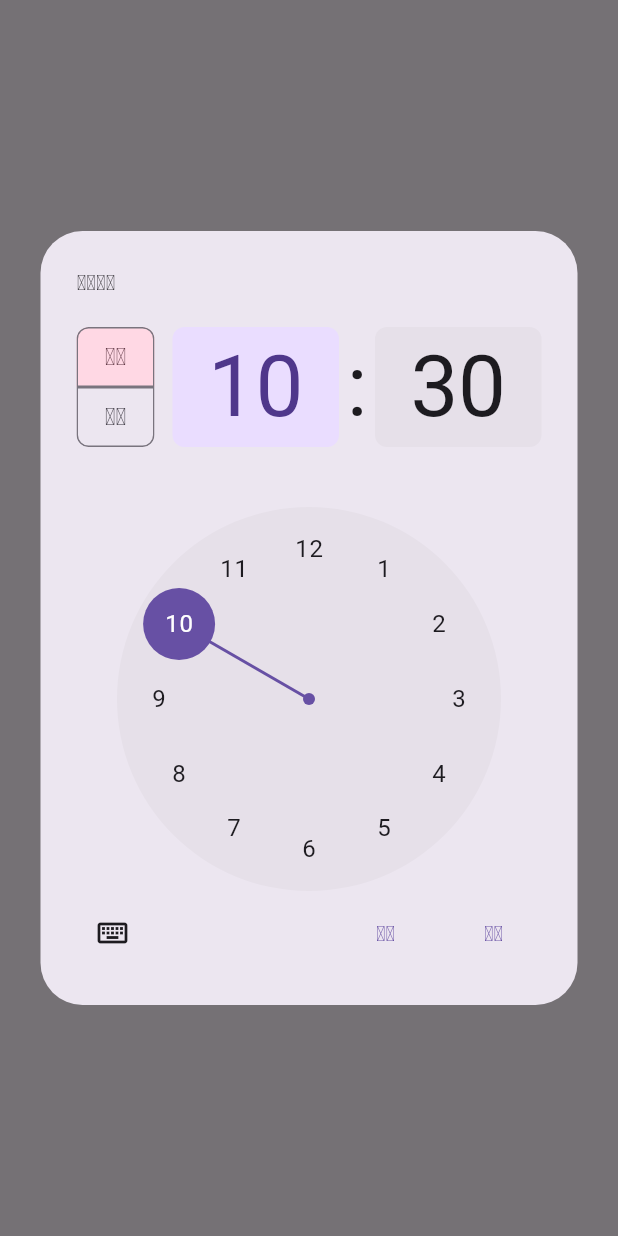
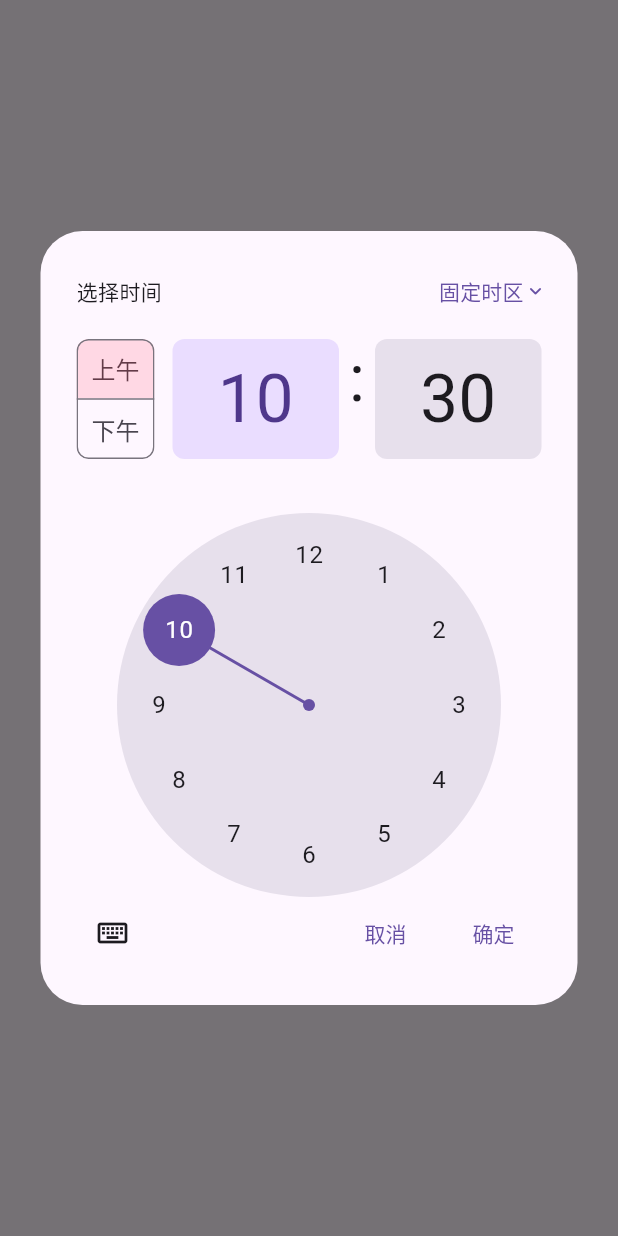
Before and after one commit to akdu12/time_picker_with_timezone, a Flutter app: the screen it shows after launch, after a tap on "Test", on a phone screen of 412 x 824 dp. Run offline on Flutter 3.47's test engine with Material 3 defaults, Android fonts, the phone set to English and light mode, and no system bars.

Commit message:
更改changelog 添加license 修复中文下上午/下午与时间之间没有间隔的问题

```diff
--- a/example/lib/main.dart
+++ b/example/lib/main.dart
@@ -1,5 +1,6 @@
 import 'package:flutter/material.dart';
 import 'package:flutter_localizations/flutter_localizations.dart';
+import 'package:time_picker_with_timezone/time_picker_with_timezone.dart';
 
 void main() => runApp(const MyApp());
 
@@ -33,7 +34,7 @@
       body: Center(
         child: ElevatedButton(
           onPressed: () {
-            showTimePicker(
+            showCustomTimePicker(
               context: context,
               initialTime: TimeOfDay.now(),
             );
--- a/lib/time_picker_with_timezone.dart
+++ b/lib/time_picker_with_timezone.dart
@@ -1,5 +1,3 @@
-library time_picker_with_timezone;
-
 // Copyright 2014 The Flutter Authors. All rights reserved.
 // Use of this source code is governed by a BSD-style license that can be
 // found in the LICENSE file.
@@ -11,9 +9,6 @@
 import 'package:flutter/material.dart';
 import 'package:flutter/rendering.dart';
 import 'package:flutter/services.dart';
-
-// Examples can assume:
-// late BuildContext context;
 
 const Duration _kDialogSizeAnimationDuration = Duration(milliseconds: 200);
 const Duration _kDialAnimateDuration = Duration(milliseconds: 200);
@@ -217,6 +212,28 @@
       alwaysUse24HourFormat: _TimePickerModel.use24HourFormatOf(context),
     );
 
+    // final titleAndTimeZone = Row(
+    //   children: [
+    //     Text(
+    //       helpText,
+    //       style:
+    //           _TimePickerModel.themeOf(context).helpTextStyle ?? _TimePickerModel.defaultThemeOf(context).helpTextStyle,
+    //     ),
+    //     const Spacer(),
+    //     //时区设置
+    //     TextButton(
+    //       onPressed: () {},
+    //       child: const Row(
+    //         mainAxisSize: MainAxisSize.min,
+    //         children: [
+    //           Text("固定时区"),
+    //           Icon(Symbols.keyboard_arrow_down_rounded, size: 16),
+    //         ],
+    //       ),
+    //     ).transform(transform: Matrix4.translationValues(16.0, 0.0, 0.0)),
+    //   ],
+    // );
+
     final _HourDialType hourDialType = _TimePickerModel.hourDialTypeOf(context);
     switch (_TimePickerModel.orientationOf(context)) {
       case Orientation.portrait:
@@ -224,17 +241,16 @@
           crossAxisAlignment: CrossAxisAlignment.start,
           children: <Widget>[
             Padding(
-              padding: EdgeInsetsDirectional.only(bottom: _TimePickerModel.useMaterial3Of(context) ? 20 : 24),
-              child: Text(
-                helpText,
-                style: _TimePickerModel.themeOf(context).helpTextStyle ??
-                    _TimePickerModel.defaultThemeOf(context).helpTextStyle,
-              ),
+              padding: EdgeInsetsDirectional.only(bottom: _TimePickerModel.useMaterial3Of(context) ? 0 : 4),
+              child: _TitleAndTimeZone(helpText: helpText),
             ),
             Row(
               children: <Widget>[
-                if (hourDialType == _HourDialType.twelveHour && timeOfDayFormat == TimeOfDayFormat.a_space_h_colon_mm)
+                if (hourDialType == _HourDialType.twelveHour &&
+                    timeOfDayFormat == TimeOfDayFormat.a_space_h_colon_mm) ...<Widget>[
                   const _DayPeriodControl(),
+                  const SizedBox(width: 12),
+                ],
                 Expanded(
                   child: Row(
                     // Hour/minutes should not change positions in RTL locales.
@@ -260,11 +276,7 @@
           width: _kTimePickerHeaderLandscapeWidth,
           child: Stack(
             children: <Widget>[
-              Text(
-                helpText,
-                style: _TimePickerModel.themeOf(context).helpTextStyle ??
-                    _TimePickerModel.defaultThemeOf(context).helpTextStyle,
-              ),
+              _TitleAndTimeZone(helpText: helpText),
               Column(
                 mainAxisAlignment: MainAxisAlignment.center,
                 crossAxisAlignment: CrossAxisAlignment.start,
@@ -1773,17 +1785,16 @@
       child: Column(
         crossAxisAlignment: CrossAxisAlignment.start,
         children: <Widget>[
+          //title and timezone
           Padding(
-            padding: EdgeInsetsDirectional.only(bottom: _TimePickerModel.useMaterial3Of(context) ? 20 : 24),
-            child: Text(
-              widget.helpText,
-              style: _TimePickerModel.themeOf(context).helpTextStyle ??
-                  _TimePickerModel.defaultThemeOf(context).helpTextStyle,
-            ),
+            padding: EdgeInsetsDirectional.only(bottom: _TimePickerModel.useMaterial3Of(context) ? 0 : 4),
+            child: _TitleAndTimeZone(helpText: widget.helpText),
           ),
+          //hour and minute textField
           Row(
             crossAxisAlignment: CrossAxisAlignment.start,
             children: <Widget>[
+              //am/pm
               if (!use24HourDials && timeOfDayFormat == TimeOfDayFormat.a_space_h_colon_mm) ...<Widget>[
                 Padding(
                   padding: const EdgeInsetsDirectional.only(end: 12),
@@ -1859,6 +1870,7 @@
                   ],
                 ),
               ),
+              //am/pm
               if (!use24HourDials && timeOfDayFormat != TimeOfDayFormat.a_space_h_colon_mm) ...<Widget>[
                 Padding(
                   padding: const EdgeInsetsDirectional.only(start: 12),
@@ -1874,6 +1886,43 @@
             )
           else
             const SizedBox(height: 2),
+        ],
+      ),
+    );
+  }
+}
+
+class _TitleAndTimeZone extends StatelessWidget {
+  const _TitleAndTimeZone({super.key, required this.helpText});
+
+  final String helpText;
+
+  @override
+  Widget build(BuildContext context) {
+    return Transform(
+      transform: Matrix4.translationValues(0.0, -8.0, 0.0),
+      child: Row(
+        children: [
+          Text(
+            helpText,
+            style: _TimePickerModel.themeOf(context).helpTextStyle ??
+                _TimePickerModel.defaultThemeOf(context).helpTextStyle,
+          ),
+          const Spacer(),
+          //时区设置
+          Transform(
+            transform: Matrix4.translationValues(16.0, 0.0, 0.0),
+            child: TextButton(
+              onPressed: () {},
+              child: const Row(
+                mainAxisSize: MainAxisSize.min,
+                children: [
+                  Text("固定时区"),
+                  Icon(Icons.keyboard_arrow_down_rounded, size: 16),
+                ],
+              ),
+            ),
+          ),
         ],
       ),
     );
@@ -2404,6 +2453,7 @@
     final Color entryModeIconColor = pickerTheme.entryModeIconColor ?? defaultTheme.entryModeIconColor;
     final MaterialLocalizations localizations = MaterialLocalizations.of(context);
 
+    //确定按键
     final Widget actions = Padding(
       padding: EdgeInsetsDirectional.only(start: theme.useMaterial3 ? 0 : 4),
       child: Row(
@@ -3017,7 +3067,7 @@
 ///   typography, and shape of the time picker.
 /// * [DisplayFeatureSubScreen], which documents the specifics of how
 ///   [DisplayFeature]s can split the screen into sub-screens.
-Future<TimeOfDay?> showTimePicker({
+Future<TimeOfDay?> showCustomTimePicker({
   required BuildContext context,
   required TimeOfDay initialTime,
   TransitionBuilder? builder,
```
Also changed, not shown: 2 other files.
